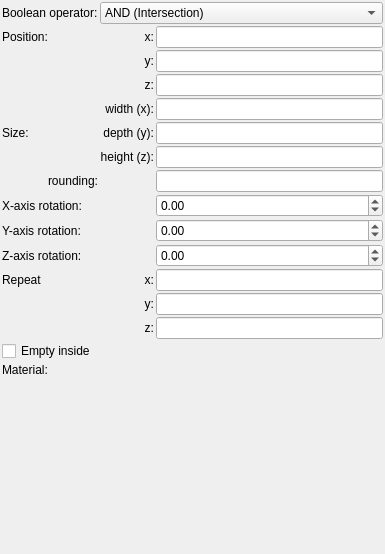
Before: the Qt Designer form mandelbulber2/formula/ui/primitive_box.ui in buddhi1980/mandelbulber2, drawn with Qt 5.
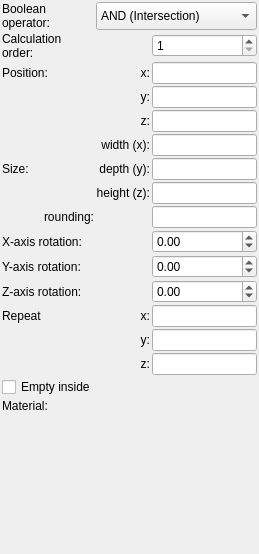
After: the same form once the commit is applied. Custom widgets are drawn as their Qt base class.

Commit message: Added caclucation order parameter for booleans. Increased speed of loading thumbnals by disablind CalculateDistanceFrompoint when it is not needed

Diff of the .ui file:
```diff
--- a/mandelbulber2/formula/ui/primitive_box.ui
+++ b/mandelbulber2/formula/ui/primitive_box.ui
@@ -6,7 +6,7 @@
    <rect>
     <x>0</x>
     <y>0</y>
-    <width>385</width>
+    <width>259</width>
     <height>554</height>
    </rect>
   </property>
@@ -34,25 +34,8 @@
      <property name="spacing">
       <number>2</number>
      </property>
-     <item row="9" column="0">
-      <widget class="QLabel" name="label_9">
-       <property name="text">
-        <string>Y-axis rotation:</string>
-       </property>
-      </widget>
-     </item>
-     <item row="5" column="2">
-      <widget class="MyLineEdit" name="vect3_size_y">
-       <property name="sizePolicy">
-        <sizepolicy hsizetype="Expanding" vsizetype="Maximum">
-         <horstretch>0</horstretch>
-         <verstretch>0</verstretch>
-        </sizepolicy>
-       </property>
-      </widget>
-     </item>
-     <item row="9" column="2">
-      <widget class="MyDoubleSpinBox" name="spinboxd3_rotation_y">
+     <item row="11" column="2">
+      <widget class="MyDoubleSpinBox" name="spinboxd3_rotation_z">
        <property name="sizePolicy">
         <sizepolicy hsizetype="Minimum" vsizetype="Maximum">
          <horstretch>0</horstretch>
@@ -79,15 +62,8 @@
        </property>
       </widget>
      </item>
-     <item row="8" column="0">
-      <widget class="QLabel" name="label_8">
-       <property name="text">
-        <string>X-axis rotation:</string>
-       </property>
-      </widget>
-     </item>
-     <item row="3" column="2">
-      <widget class="MyLineEdit" name="vect3_position_z">
+     <item row="14" column="2">
+      <widget class="MyLineEdit" name="vect3_repeat_z">
        <property name="sizePolicy">
         <sizepolicy hsizetype="Expanding" vsizetype="Maximum">
          <horstretch>0</horstretch>
@@ -96,34 +72,34 @@
        </property>
       </widget>
      </item>
-     <item row="7" column="2">
-      <widget class="MyLineEdit" name="logedit_rounding">
-       <property name="sizePolicy">
-        <sizepolicy hsizetype="Expanding" vsizetype="Maximum">
-         <horstretch>0</horstretch>
-         <verstretch>0</verstretch>
-        </sizepolicy>
-       </property>
-      </widget>
-     </item>
-     <item row="4" column="2">
-      <widget class="MyLineEdit" name="vect3_size_x">
-       <property name="sizePolicy">
-        <sizepolicy hsizetype="Expanding" vsizetype="Maximum">
-         <horstretch>0</horstretch>
-         <verstretch>0</verstretch>
-        </sizepolicy>
-       </property>
-      </widget>
-     </item>
-     <item row="1" column="0">
-      <widget class="QLabel" name="label_10">
-       <property name="text">
-        <string>Position:</string>
-       </property>
-      </widget>
-     </item>
      <item row="2" column="1">
+      <widget class="QLabel" name="label_11">
+       <property name="text">
+        <string>x:</string>
+       </property>
+       <property name="alignment">
+        <set>Qt::AlignRight|Qt::AlignTrailing|Qt::AlignVCenter</set>
+       </property>
+      </widget>
+     </item>
+     <item row="12" column="0">
+      <widget class="QLabel" name="label">
+       <property name="text">
+        <string>Repeat</string>
+       </property>
+      </widget>
+     </item>
+     <item row="13" column="1">
+      <widget class="QLabel" name="label_repeat_y">
+       <property name="text">
+        <string>y:</string>
+       </property>
+       <property name="alignment">
+        <set>Qt::AlignRight|Qt::AlignTrailing|Qt::AlignVCenter</set>
+       </property>
+      </widget>
+     </item>
+     <item row="3" column="1">
       <widget class="QLabel" name="label_12">
        <property name="text">
         <string>y:</string>
@@ -133,35 +109,37 @@
        </property>
       </widget>
      </item>
-     <item row="8" column="2">
-      <widget class="MyDoubleSpinBox" name="spinboxd3_rotation_x">
-       <property name="sizePolicy">
-        <sizepolicy hsizetype="Minimum" vsizetype="Maximum">
-         <horstretch>0</horstretch>
-         <verstretch>0</verstretch>
-        </sizepolicy>
-       </property>
-       <property name="prefix">
-        <string/>
-       </property>
-       <property name="suffix">
-        <string/>
-       </property>
-       <property name="decimals">
-        <number>2</number>
-       </property>
-       <property name="minimum">
-        <double>-36000.000000000000000</double>
-       </property>
-       <property name="maximum">
-        <double>36000.000000000000000</double>
-       </property>
-       <property name="singleStep">
-        <double>0.100000000000000</double>
-       </property>
-      </widget>
-     </item>
      <item row="4" column="1">
+      <widget class="QLabel" name="label_13">
+       <property name="text">
+        <string>z:</string>
+       </property>
+       <property name="alignment">
+        <set>Qt::AlignRight|Qt::AlignTrailing|Qt::AlignVCenter</set>
+       </property>
+      </widget>
+     </item>
+     <item row="14" column="1">
+      <widget class="QLabel" name="label_repeat_z">
+       <property name="text">
+        <string>z:</string>
+       </property>
+       <property name="alignment">
+        <set>Qt::AlignRight|Qt::AlignTrailing|Qt::AlignVCenter</set>
+       </property>
+      </widget>
+     </item>
+     <item row="12" column="2">
+      <widget class="MyLineEdit" name="vect3_repeat_x">
+       <property name="sizePolicy">
+        <sizepolicy hsizetype="Expanding" vsizetype="Maximum">
+         <horstretch>0</horstretch>
+         <verstretch>0</verstretch>
+        </sizepolicy>
+       </property>
+      </widget>
+     </item>
+     <item row="5" column="1">
       <widget class="QLabel" name="label_14">
        <property name="text">
         <string>width (x):</string>
@@ -171,119 +149,14 @@
        </property>
       </widget>
      </item>
-     <item row="15" column="0">
+     <item row="16" column="0">
       <widget class="QLabel" name="label_18">
        <property name="text">
         <string>Material:</string>
        </property>
       </widget>
      </item>
-     <item row="11" column="0">
-      <widget class="QLabel" name="label">
-       <property name="text">
-        <string>Repeat</string>
-       </property>
-      </widget>
-     </item>
-     <item row="1" column="2">
-      <widget class="MyLineEdit" name="vect3_position_x">
-       <property name="sizePolicy">
-        <sizepolicy hsizetype="Expanding" vsizetype="Maximum">
-         <horstretch>0</horstretch>
-         <verstretch>0</verstretch>
-        </sizepolicy>
-       </property>
-      </widget>
-     </item>
-     <item row="6" column="2">
-      <widget class="MyLineEdit" name="vect3_size_z">
-       <property name="sizePolicy">
-        <sizepolicy hsizetype="Expanding" vsizetype="Maximum">
-         <horstretch>0</horstretch>
-         <verstretch>0</verstretch>
-        </sizepolicy>
-       </property>
-      </widget>
-     </item>
-     <item row="3" column="1">
-      <widget class="QLabel" name="label_13">
-       <property name="text">
-        <string>z:</string>
-       </property>
-       <property name="alignment">
-        <set>Qt::AlignRight|Qt::AlignTrailing|Qt::AlignVCenter</set>
-       </property>
-      </widget>
-     </item>
-     <item row="1" column="1">
-      <widget class="QLabel" name="label_11">
-       <property name="text">
-        <string>x:</string>
-       </property>
-       <property name="alignment">
-        <set>Qt::AlignRight|Qt::AlignTrailing|Qt::AlignVCenter</set>
-       </property>
-      </widget>
-     </item>
-     <item row="2" column="2">
-      <widget class="MyLineEdit" name="vect3_position_y">
-       <property name="sizePolicy">
-        <sizepolicy hsizetype="Expanding" vsizetype="Maximum">
-         <horstretch>0</horstretch>
-         <verstretch>0</verstretch>
-        </sizepolicy>
-       </property>
-      </widget>
-     </item>
-     <item row="7" column="0">
-      <widget class="QLabel" name="label_20">
-       <property name="text">
-        <string>rounding:</string>
-       </property>
-       <property name="alignment">
-        <set>Qt::AlignRight|Qt::AlignTrailing|Qt::AlignVCenter</set>
-       </property>
-      </widget>
-     </item>
-     <item row="10" column="2">
-      <widget class="MyDoubleSpinBox" name="spinboxd3_rotation_z">
-       <property name="sizePolicy">
-        <sizepolicy hsizetype="Minimum" vsizetype="Maximum">
-         <horstretch>0</horstretch>
-         <verstretch>0</verstretch>
-        </sizepolicy>
-       </property>
-       <property name="prefix">
-        <string/>
-       </property>
-       <property name="suffix">
-        <string/>
-       </property>
-       <property name="decimals">
-        <number>2</number>
-       </property>
-       <property name="minimum">
-        <double>-36000.000000000000000</double>
-       </property>
-       <property name="maximum">
-        <double>36000.000000000000000</double>
-       </property>
-       <property name="singleStep">
-        <double>0.100000000000000</double>
-       </property>
-      </widget>
-     </item>
-     <item row="5" column="1">
-      <widget class="QLabel" name="label_16">
-       <property name="text">
-        <string>depth (y):</string>
-       </property>
-       <property name="alignment">
-        <set>Qt::AlignRight|Qt::AlignTrailing|Qt::AlignVCenter</set>
-       </property>
-      </widget>
-     </item>
-     <item row="6" column="1">
+     <item row="7" column="1">
       <widget class="QLabel" name="label_17">
        <property name="text">
         <string>height (z):</string>
@@ -293,15 +166,15 @@
        </property>
       </widget>
      </item>
-     <item row="10" column="0">
+     <item row="11" column="0">
       <widget class="QLabel" name="label_15">
        <property name="text">
         <string>Z-axis rotation:</string>
        </property>
       </widget>
      </item>
-     <item row="13" column="2">
-      <widget class="MyLineEdit" name="vect3_repeat_z">
+     <item row="3" column="2">
+      <widget class="MyLineEdit" name="vect3_position_y">
        <property name="sizePolicy">
         <sizepolicy hsizetype="Expanding" vsizetype="Maximum">
          <horstretch>0</horstretch>
@@ -310,57 +183,7 @@
        </property>
       </widget>
      </item>
-     <item row="12" column="2">
-      <widget class="MyLineEdit" name="vect3_repeat_y">
-       <property name="sizePolicy">
-        <sizepolicy hsizetype="Expanding" vsizetype="Maximum">
-         <horstretch>0</horstretch>
-         <verstretch>0</verstretch>
-        </sizepolicy>
-       </property>
-      </widget>
-     </item>
-     <item row="11" column="1">
-      <widget class="QLabel" name="label_repeat_x">
-       <property name="text">
-        <string>x:</string>
-       </property>
-       <property name="alignment">
-        <set>Qt::AlignRight|Qt::AlignTrailing|Qt::AlignVCenter</set>
-       </property>
-      </widget>
-     </item>
-     <item row="11" column="2">
-      <widget class="MyLineEdit" name="vect3_repeat_x">
-       <property name="sizePolicy">
-        <sizepolicy hsizetype="Expanding" vsizetype="Maximum">
-         <horstretch>0</horstretch>
-         <verstretch>0</verstretch>
-        </sizepolicy>
-       </property>
-      </widget>
-     </item>
-     <item row="12" column="1">
-      <widget class="QLabel" name="label_repeat_y">
-       <property name="text">
-        <string>y:</string>
-       </property>
-       <property name="alignment">
-        <set>Qt::AlignRight|Qt::AlignTrailing|Qt::AlignVCenter</set>
-       </property>
-      </widget>
-     </item>
-     <item row="13" column="1">
-      <widget class="QLabel" name="label_repeat_z">
-       <property name="text">
-        <string>z:</string>
-       </property>
-       <property name="alignment">
-        <set>Qt::AlignRight|Qt::AlignTrailing|Qt::AlignVCenter</set>
-       </property>
-      </widget>
-     </item>
-     <item row="15" column="1" colspan="2">
+     <item row="16" column="1" colspan="2">
       <widget class="cMaterialSelector" name="materialselector_material_id" native="true">
        <property name="sizePolicy">
         <sizepolicy hsizetype="Preferred" vsizetype="Minimum">
@@ -370,27 +193,102 @@
        </property>
       </widget>
      </item>
-     <item row="4" column="0" rowspan="3">
-      <widget class="QLabel" name="label_7">
+     <item row="10" column="2">
+      <widget class="MyDoubleSpinBox" name="spinboxd3_rotation_y">
+       <property name="sizePolicy">
+        <sizepolicy hsizetype="Minimum" vsizetype="Maximum">
+         <horstretch>0</horstretch>
+         <verstretch>0</verstretch>
+        </sizepolicy>
+       </property>
+       <property name="prefix">
+        <string/>
+       </property>
+       <property name="suffix">
+        <string/>
+       </property>
+       <property name="decimals">
+        <number>2</number>
+       </property>
+       <property name="minimum">
+        <double>-36000.000000000000000</double>
+       </property>
+       <property name="maximum">
+        <double>36000.000000000000000</double>
+       </property>
+       <property name="singleStep">
+        <double>0.100000000000000</double>
+       </property>
+      </widget>
+     </item>
+     <item row="6" column="2">
+      <widget class="MyLineEdit" name="vect3_size_y">
+       <property name="sizePolicy">
+        <sizepolicy hsizetype="Expanding" vsizetype="Maximum">
+         <horstretch>0</horstretch>
+         <verstretch>0</verstretch>
+        </sizepolicy>
+       </property>
+      </widget>
+     </item>
+     <item row="12" column="1">
+      <widget class="QLabel" name="label_repeat_x">
        <property name="text">
-        <string>Size:</string>
+        <string>x:</string>
        </property>
+       <property name="alignment">
+        <set>Qt::AlignRight|Qt::AlignTrailing|Qt::AlignVCenter</set>
+       </property>
       </widget>
      </item>
-     <item row="14" column="0" colspan="3">
+     <item row="13" column="2">
+      <widget class="MyLineEdit" name="vect3_repeat_y">
+       <property name="sizePolicy">
+        <sizepolicy hsizetype="Expanding" vsizetype="Maximum">
+         <horstretch>0</horstretch>
+         <verstretch>0</verstretch>
+        </sizepolicy>
+       </property>
+      </widget>
+     </item>
+     <item row="5" column="2">
+      <widget class="MyLineEdit" name="vect3_size_x">
+       <property name="sizePolicy">
+        <sizepolicy hsizetype="Expanding" vsizetype="Maximum">
+         <horstretch>0</horstretch>
+         <verstretch>0</verstretch>
+        </sizepolicy>
+       </property>
+      </widget>
+     </item>
+     <item row="15" column="0" colspan="3">
       <widget class="MyCheckBox" name="checkBox_empty">
        <property name="text">
         <string>Empty inside</string>
        </property>
       </widget>
      </item>
-     <item row="0" column="0">
-      <widget class="QLabel" name="label_19">
+     <item row="9" column="0">
+      <widget class="QLabel" name="label_8">
        <property name="text">
-        <string>Boolean operator:</string>
+        <string>X-axis rotation:</string>
        </property>
-       <property name="wordWrap">
-        <bool>true</bool>
+      </widget>
+     </item>
+     <item row="8" column="2">
+      <widget class="MyLineEdit" name="logedit_rounding">
+       <property name="sizePolicy">
+        <sizepolicy hsizetype="Expanding" vsizetype="Maximum">
+         <horstretch>0</horstretch>
+         <verstretch>0</verstretch>
+        </sizepolicy>
+       </property>
+      </widget>
+     </item>
+     <item row="5" column="0" rowspan="3">
+      <widget class="QLabel" name="label_7">
+       <property name="text">
+        <string>Size:</string>
        </property>
       </widget>
      </item>
@@ -427,6 +325,137 @@
        </item>
       </widget>
      </item>
+     <item row="0" column="0">
+      <widget class="QLabel" name="label_19">
+       <property name="text">
+        <string>Boolean operator:</string>
+       </property>
+       <property name="wordWrap">
+        <bool>true</bool>
+       </property>
+      </widget>
+     </item>
+     <item row="8" column="0">
+      <widget class="QLabel" name="label_20">
+       <property name="text">
+        <string>rounding:</string>
+       </property>
+       <property name="alignment">
+        <set>Qt::AlignRight|Qt::AlignTrailing|Qt::AlignVCenter</set>
+       </property>
+      </widget>
+     </item>
+     <item row="4" column="2">
+      <widget class="MyLineEdit" name="vect3_position_z">
+       <property name="sizePolicy">
+        <sizepolicy hsizetype="Expanding" vsizetype="Maximum">
+         <horstretch>0</horstretch>
+         <verstretch>0</verstretch>
+        </sizepolicy>
+       </property>
+      </widget>
+     </item>
+     <item row="6" column="1">
+      <widget class="QLabel" name="label_16">
+       <property name="text">
+        <string>depth (y):</string>
+       </property>
+       <property name="alignment">
+        <set>Qt::AlignRight|Qt::AlignTrailing|Qt::AlignVCenter</set>
+       </property>
+      </widget>
+     </item>
+     <item row="7" column="2">
+      <widget class="MyLineEdit" name="vect3_size_z">
+       <property name="sizePolicy">
+        <sizepolicy hsizetype="Expanding" vsizetype="Maximum">
+         <horstretch>0</horstretch>
+         <verstretch>0</verstretch>
+        </sizepolicy>
+       </property>
+      </widget>
+     </item>
+     <item row="2" column="2">
+      <widget class="MyLineEdit" name="vect3_position_x">
+       <property name="sizePolicy">
+        <sizepolicy hsizetype="Expanding" vsizetype="Maximum">
+         <horstretch>0</horstretch>
+         <verstretch>0</verstretch>
+        </sizepolicy>
+       </property>
+      </widget>
+     </item>
+     <item row="10" column="0">
+      <widget class="QLabel" name="label_9">
+       <property name="text">
+        <string>Y-axis rotation:</string>
+       </property>
+      </widget>
+     </item>
+     <item row="9" column="2">
+      <widget class="MyDoubleSpinBox" name="spinboxd3_rotation_x">
+       <property name="sizePolicy">
+        <sizepolicy hsizetype="Minimum" vsizetype="Maximum">
+         <horstretch>0</horstretch>
+         <verstretch>0</verstretch>
+        </sizepolicy>
+       </property>
+       <property name="prefix">
+        <string/>
+       </property>
+       <property name="suffix">
+        <string/>
+       </property>
+       <property name="decimals">
+        <number>2</number>
+       </property>
+       <property name="minimum">
+        <double>-36000.000000000000000</double>
+       </property>
+       <property name="maximum">
+        <double>36000.000000000000000</double>
+       </property>
+       <property name="singleStep">
+        <double>0.100000000000000</double>
+       </property>
+      </widget>
+     </item>
+     <item row="2" column="0">
+      <widget class="QLabel" name="label_10">
+       <property name="text">
+        <string>Position:</string>
+       </property>
+      </widget>
+     </item>
+     <item row="1" column="0">
+      <widget class="QLabel" name="label_21">
+       <property name="text">
+        <string>Calculation order:</string>
+       </property>
+       <property name="wordWrap">
+        <bool>true</bool>
+       </property>
+      </widget>
+     </item>
+     <item row="1" column="2">
+      <widget class="MySpinBox" name="spinboxInt_calculation_order">
+       <property name="sizePolicy">
+        <sizepolicy hsizetype="Minimum" vsizetype="Maximum">
+         <horstretch>0</horstretch>
+         <verstretch>0</verstretch>
+        </sizepolicy>
+       </property>
+       <property name="toolTip">
+        <string>&lt;html&gt;&lt;head/&gt;&lt;body&gt;&lt;p&gt;Order of calculation boolean operators. Object with lower number will be calculated first.&lt;/p&gt;&lt;/body&gt;&lt;/html&gt;</string>
+       </property>
+       <property name="minimum">
+        <number>1</number>
+       </property>
+       <property name="maximum">
+        <number>9999</number>
+       </property>
+      </widget>
+     </item>
     </layout>
    </item>
    <item>
@@ -471,6 +500,11 @@
    <extends>QComboBox</extends>
    <header>my_combo_box.h</header>
   </customwidget>
+  <customwidget>
+   <class>MySpinBox</class>
+   <extends>QSpinBox</extends>
+   <header>my_spin_box.h</header>
+  </customwidget>
  </customwidgets>
  <tabstops>
   <tabstop>vect3_position_x</tabstop>
```
Left out of the diff: 3 changed lines with no effect on the pictures. The commit also changes 13 other files.
